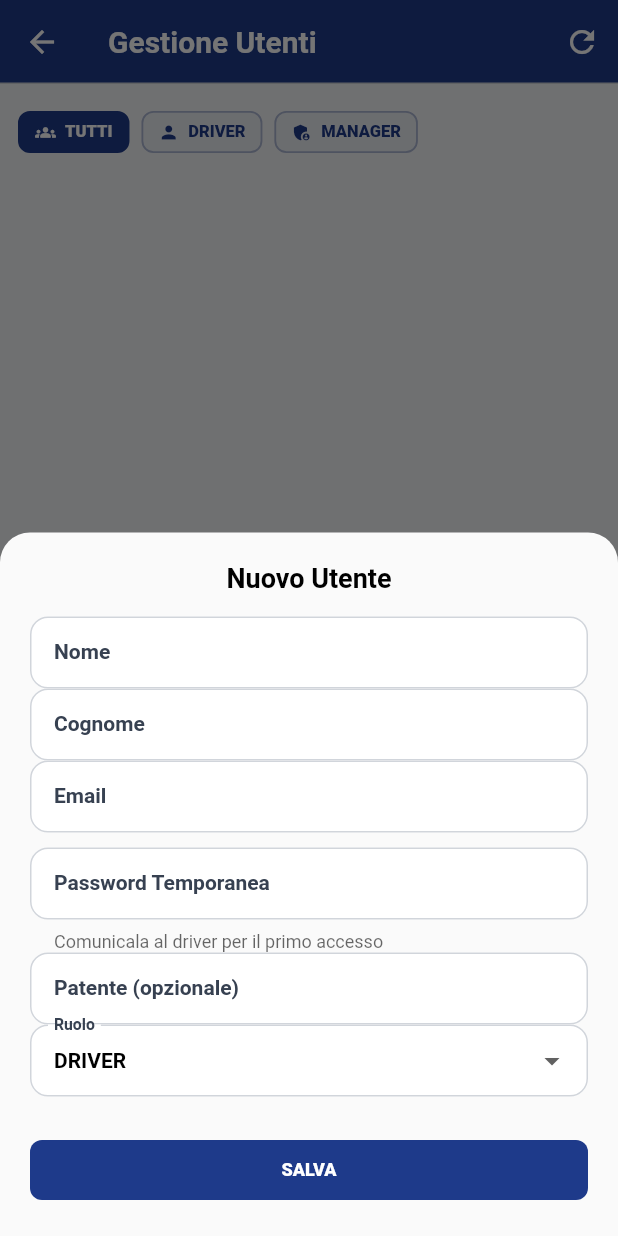
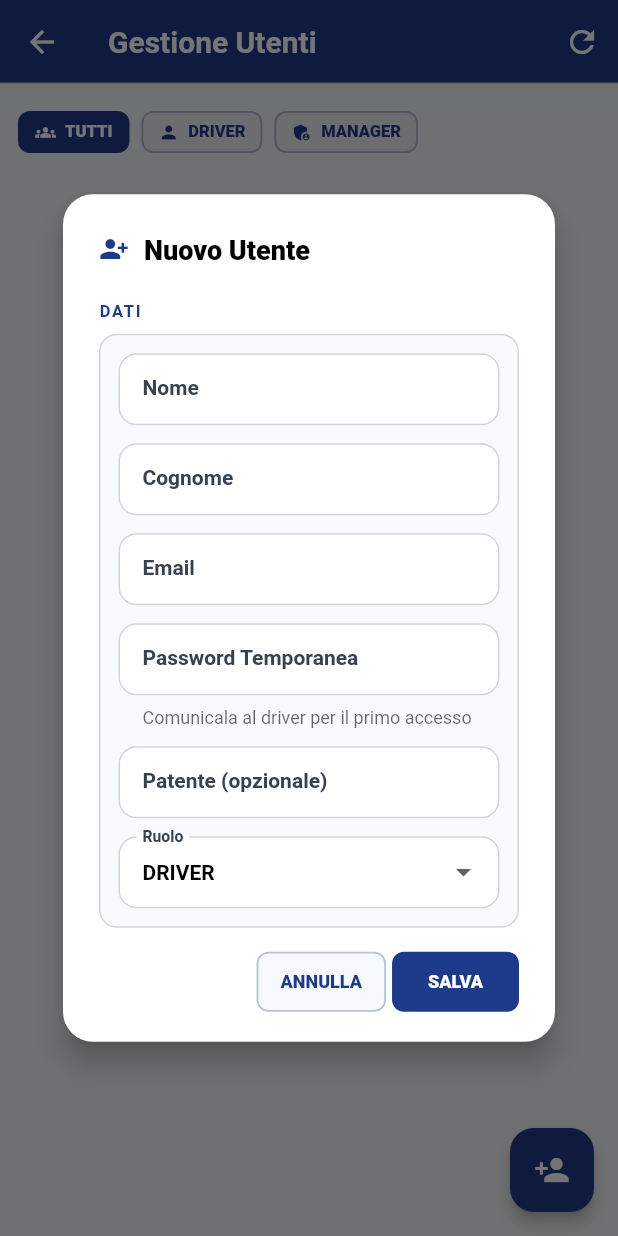
Before and after one commit to FleetManager-Team/FleetManagerFlutter, a Flutter app: the UserManagementScreen screen opened directly, after a tap on the "person add" icon, on a phone screen of 412 x 824 dp. Run offline on Flutter 3.47's test engine with Material 3 defaults, Android fonts, the phone set to English and light mode, and no system bars; our stand-ins replace fl_chart, geolocator, image_picker, shared_preferences, signature, supabase_flutter; accounts and stored records are empty.

Commit message:
revisione grafica

```diff
--- a/fleetmanager/lib/ui/screens/utenti/lista_utenti_screen.dart
+++ b/fleetmanager/lib/ui/screens/utenti/lista_utenti_screen.dart
@@ -6,6 +6,7 @@ import 'package:fleetmanager/provider/fleet_provider.dart';
 import 'package:fleetmanager/core/theme/index.dart';
 import 'package:fleetmanager/ui/widgets/app_filter_chip.dart';
 import 'package:fleetmanager/ui/widgets/details_pop_up.dart';
+import 'package:fleetmanager/ui/widgets/form_pop_up.dart';
 
 class UserManagementScreen extends StatefulWidget {
   const UserManagementScreen({super.key});
@@ -184,40 +185,35 @@ class _UserManagementScreenState extends State<UserManagementScreen> {
     final passwordController = TextEditingController();
     final patenteController = TextEditingController(text: u?.patente ?? "");
     RuoloUtente ruoloSelezionato = u?.ruoloUtente ?? RuoloUtente.driver;
+    final provider = context.read<FleetProvider>();
+    final messenger = ScaffoldMessenger.of(context);
 
-    showModalBottomSheet(
+    showDialog(
       context: context,
-      isScrollControlled: true,
-      shape: const RoundedRectangleBorder(
-          borderRadius: BorderRadius.vertical(top: Radius.circular(20))),
-      builder: (context) => StatefulBuilder(
-        builder: (context, setModalState) => Padding(
-          padding: EdgeInsets.only(
-              bottom: MediaQuery.of(context).viewInsets.bottom + 20,
-              left: 20,
-              right: 20,
-              top: 20),
-          child: Column(
+      builder: (dialogContext) => StatefulBuilder(
+        builder: (context, setModalState) => FormPopUp(
+          title: u == null ? "Nuovo Utente" : "Modifica Utente",
+          titleIcon: Icons.person_add_alt_1,
+          content: Column(
             mainAxisSize: MainAxisSize.min,
+            crossAxisAlignment: CrossAxisAlignment.stretch,
             children: [
-              Text(u == null ? "Nuovo Utente" : "Modifica Utente",
-                  style: const TextStyle(
-                      fontSize: 18, fontWeight: FontWeight.bold)),
-              const SizedBox(height: 15),
               TextField(
                   controller: nomeController,
                   decoration: const InputDecoration(labelText: "Nome")),
+              const SizedBox(height: AppSpacing.md),
               TextField(
                   controller: cognomeController,
                   decoration: const InputDecoration(labelText: "Cognome")),
+              const SizedBox(height: AppSpacing.md),
               TextField(
                   controller: emailController,
                   decoration: const InputDecoration(labelText: "Email")),
               if (u == null) ...[
-                const SizedBox(height: 10),
+                const SizedBox(height: AppSpacing.md),
                 TextField(
                   controller: passwordController,
-                  obscureText: true, // Nasconde i caratteri
+                  obscureText: true,
                   decoration: const InputDecoration(
                     labelText: "Password Temporanea",
                     hintText: "Minimo 6 caratteri",
@@ -225,10 +221,12 @@ class _UserManagementScreenState extends State<UserManagementScreen> {
                   ),
                 ),
               ],
+              const SizedBox(height: AppSpacing.md),
               TextField(
                   controller: patenteController,
                   decoration:
                       const InputDecoration(labelText: "Patente (opzionale)")),
+              const SizedBox(height: AppSpacing.md),
               DropdownButtonFormField<RuoloUtente>(
                 initialValue: ruoloSelezionato,
                 items: [RuoloUtente.driver, RuoloUtente.manager]
@@ -239,30 +237,26 @@ class _UserManagementScreenState extends State<UserManagementScreen> {
                     setModalState(() => ruoloSelezionato = val!),
                 decoration: const InputDecoration(labelText: "Ruolo"),
               ),
-              const SizedBox(height: 25),
-              SizedBox(
-                width: double.infinity,
-                child: ElevatedButton(
+            ],
+          ),
+          actions: [
+            TextButton(
+              onPressed: () => Navigator.pop(dialogContext),
+              child: const Text("ANNULLA"),
+            ),
+            ElevatedButton(
               onPressed: () async {
-                    final provider = context.read<FleetProvider>();
-
-                    // 1. Validazione dei campi obbligatori
                 if (nomeController.text.isEmpty ||
                     emailController.text.isEmpty) {
-                      ScaffoldMessenger.of(context).showSnackBar(
+                  messenger.showSnackBar(
                     const SnackBar(
                         content: Text("Nome ed Email sono obbligatori")),
                   );
                   return;
                 }
 
-                    final navigator = Navigator.of(context);
-                    final messenger = ScaffoldMessenger.of(context);
-
                 try {
                   if (u == null) {
-                        // --- CREAZIONE NUOVO UTENTE ---
-                        // Controllo lunghezza password (limite Supabase)
                     if (passwordController.text.length < 6) {
                       messenger.showSnackBar(
                         const SnackBar(
@@ -272,7 +266,6 @@ class _UserManagementScreenState extends State<UserManagementScreen> {
                       return;
                     }
 
-                        // Chiamiamo la funzione che crea sia l'Auth che la riga nel DB
                     await provider.aggiungiNuovoUtente(
                       email: emailController.text.trim(),
                       passwordScelta: passwordController.text,
@@ -282,23 +275,17 @@ class _UserManagementScreenState extends State<UserManagementScreen> {
                       patente: patenteController.text.trim(),
                     );
                   } else {
-                        // --- MODIFICA UTENTE ESISTENTE ---
-                        // Per ora lasciamo la logica che avevi o implementa un update specifico
-                        debugPrint(
-                            "Logica di modifica da implementare se serve");
+                    debugPrint("Logica di modifica da implementare se serve");
                   }
 
-                      // Se tutto è andato bene, chiudiamo il pannello
-                      if (mounted) {
-                        navigator.pop();
+                  if (mounted && dialogContext.mounted) {
+                    Navigator.pop(dialogContext);
                     messenger.showSnackBar(
                       const SnackBar(
-                              content:
-                                  Text("Operazione completata con successo!")),
+                          content: Text("Operazione completata con successo!")),
                     );
                   }
                 } catch (e) {
-                      // Gestione errori (es: email già registrata o problemi di rete)
                   if (mounted) {
                     messenger.showSnackBar(
                       SnackBar(content: Text("Errore: ${e.toString()}")),
@@ -308,9 +295,7 @@ class _UserManagementScreenState extends State<UserManagementScreen> {
               },
               child: const Text("SALVA"),
             ),
-              ),
           ],
-          ),
         ),
       ),
     );
--- /dev/null
+++ b/fleetmanager/lib/ui/widgets/form_pop_up.dart
@@ -0,0 +1,106 @@
+import 'package:fleetmanager/core/theme/index.dart';
+import 'package:flutter/material.dart';
+
+class FormPopUp extends StatelessWidget {
+  final String title;
+  final IconData titleIcon;
+  final String sectionTitle;
+  final Widget content;
+  final List<Widget> actions;
+  final double maxWidth;
+
+  const FormPopUp({
+    super.key,
+    required this.title,
+    required this.titleIcon,
+    required this.content,
+    required this.actions,
+    this.sectionTitle = "DATI",
+    this.maxWidth = 520,
+  });
+
+  @override
+  Widget build(BuildContext context) {
+    final mediaQuery = MediaQuery.of(context);
+    final maxHeight = mediaQuery.size.height * 0.74;
+
+    return AlertDialog(
+      backgroundColor: AppColors.white,
+      insetPadding: const EdgeInsets.symmetric(
+        horizontal: AppSpacing.xl,
+        vertical: AppSpacing.xxl,
+      ),
+      titlePadding: const EdgeInsets.fromLTRB(
+        AppSpacing.xl,
+        AppSpacing.xl,
+        AppSpacing.xl,
+        AppSpacing.sm,
+      ),
+      contentPadding: EdgeInsets.fromLTRB(
+        AppSpacing.xl,
+        AppSpacing.md,
+        AppSpacing.xl,
+        AppSpacing.md + mediaQuery.viewInsets.bottom,
+      ),
+      actionsPadding: const EdgeInsets.fromLTRB(
+        AppSpacing.xl,
+        0,
+        AppSpacing.xl,
+        AppSpacing.lg,
+      ),
+      buttonPadding: const EdgeInsets.only(left: AppSpacing.sm),
+      actionsAlignment: MainAxisAlignment.end,
+      shape: RoundedRectangleBorder(
+        borderRadius: BorderRadius.circular(AppSpacing.radiusXLarge),
+      ),
+      title: Row(
+        children: [
+          Icon(titleIcon, color: AppColors.primary, size: AppSpacing.iconSmall),
+          const SizedBox(width: 10),
+          Expanded(
+            child: Text(
+              title,
+              style: AppTextStyles.headlineMedium.copyWith(
+                fontWeight: FontWeight.w800,
+              ),
+            ),
+          ),
+        ],
+      ),
+      content: ConstrainedBox(
+        constraints: BoxConstraints(
+          minWidth: 280,
+          maxWidth: maxWidth,
+          maxHeight: maxHeight,
+        ),
+        child: SingleChildScrollView(
+          child: Column(
+            mainAxisSize: MainAxisSize.min,
+            crossAxisAlignment: CrossAxisAlignment.start,
+            children: [
+              Text(
+                sectionTitle.toUpperCase(),
+                style: AppTextStyles.overline.copyWith(
+                  color: AppColors.primary,
+                  letterSpacing: 1.1,
+                ),
+              ),
+              const SizedBox(height: AppSpacing.sm),
+              Container(
+                width: double.infinity,
+                padding: const EdgeInsets.all(AppSpacing.md),
+                decoration: BoxDecoration(
+                  color: AppColors.grey50,
+                  borderRadius: BorderRadius.circular(AppSpacing.radiusDefault),
+                  border: Border.all(color: AppColors.border),
+                ),
+                child: content,
+              ),
+            ],
+          ),
+        ),
+      ),
+      actions: actions,
+    );
+  }
+}
```
Also changed, not shown: fleetmanager/lib/ui/screens/dashboard_screen.dart (+26 -19 lines), fleetmanager/lib/ui/screens/veicoli/lista_manutenione_screen.dart (+36 -40 lines), fleetmanager/lib/ui/screens/veicoli/lista_veicoli_screen.dart (+47 -62 lines). Lines whose indentation alone changed are shown as unchanged.
